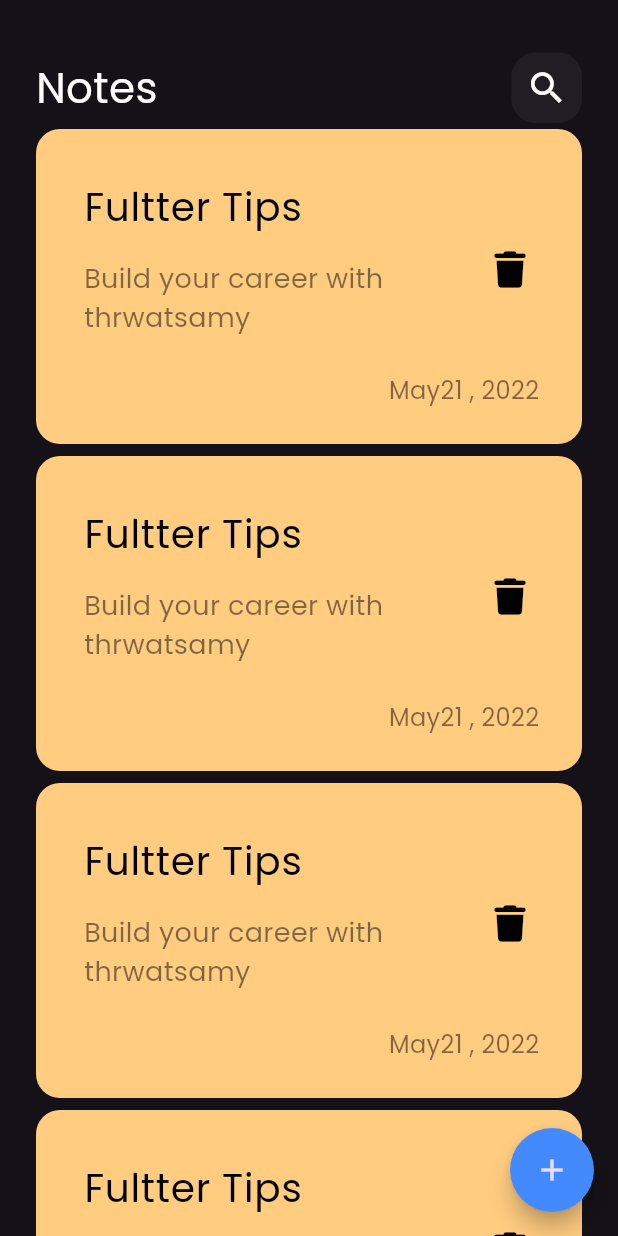
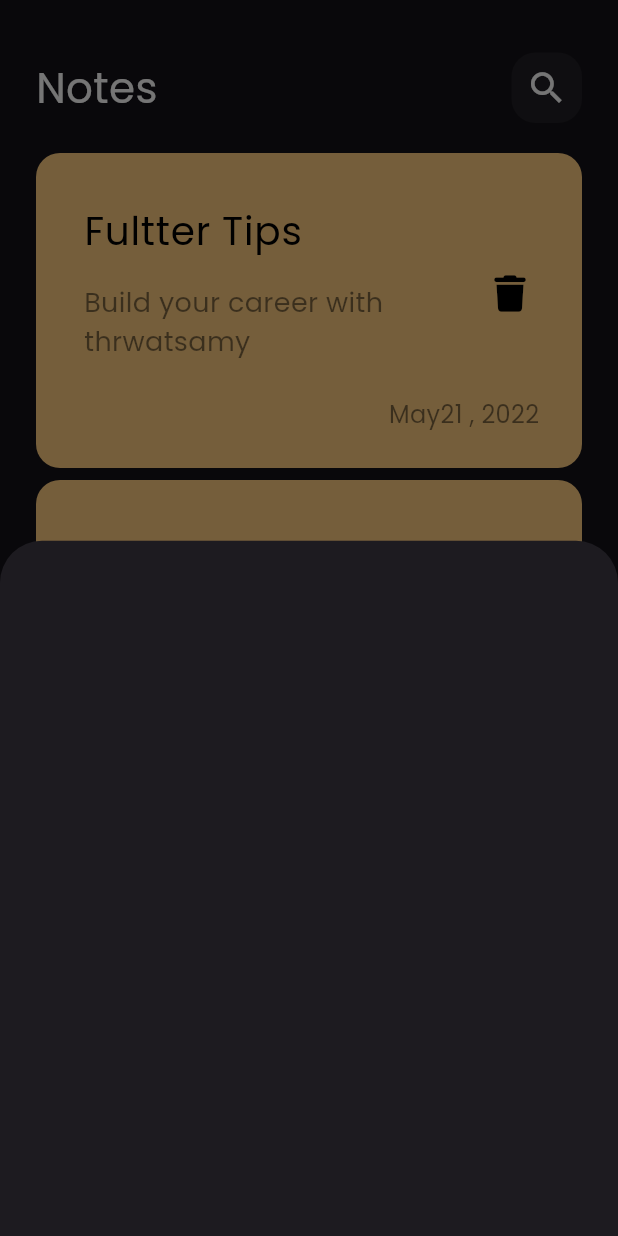
Before and after one commit to Mazen123-123/notes_app, a Flutter app: the screen it shows after launch, after a tap on the "add" icon, on a phone screen of 412 x 824 dp. Run offline on Flutter 3.47's test engine with Material 3 defaults, Android fonts, the phone set to English and light mode, and no system bars; our stand-ins replace font_awesome_flutter.

Commit message:
create show model button sheet

```diff
--- a/lib/views/notes_view.dart
+++ b/lib/views/notes_view.dart
@@ -1,5 +1,6 @@
 import 'package:flutter/material.dart';
 
+import 'widgets/add_note_button_sheet.dart';
 import 'widgets/notes_view_body.dart';
 
 class NotesView extends StatelessWidget {
@@ -11,7 +12,13 @@ class NotesView extends StatelessWidget {
       floatingActionButton: FloatingActionButton(
         shape: const CircleBorder(),
         backgroundColor: Colors.blueAccent[200],
-        onPressed: () {},
+        onPressed: () {
+          showModalBottomSheet(
+              context: context,
+              builder: (context) {
+                return const AddNoteButtonSheet();
+              });
+        },
         child: const Icon(
           Icons.add,
         ),
--- /dev/null
+++ b/lib/views/widgets/add_note_button_sheet.dart
@@ -0,0 +1,11 @@
+
+import 'package:flutter/material.dart';
+
+class AddNoteButtonSheet extends StatelessWidget {
+  const AddNoteButtonSheet({super.key});
+
+  @override
+  Widget build(BuildContext context) {
+    return Container();
+  }
+}
--- a/lib/views/widgets/note_list_view.dart
+++ b/lib/views/widgets/note_list_view.dart
@@ -5,12 +5,13 @@ import 'custom_note_item.dart';
 class NotesListView extends StatelessWidget {
   const NotesListView({super.key});
 
-  final data = const [
-    Colors
-  ];
+  final data = const [Colors];
   @override
   Widget build(BuildContext context) {
-    return ListView.builder(
+    return Padding(
+      padding: const EdgeInsets.symmetric(vertical: 16),
+      child: ListView.builder(
+        padding: EdgeInsets.zero,
         itemBuilder: (context, index) {
           return const Padding(
             padding: EdgeInsets.symmetric(
@@ -19,6 +20,7 @@ class NotesListView extends StatelessWidget {
             child: NoteItem(),
           );
         },
+      ),
     );
   }
 }
```
Lines whose indentation alone changed are shown as unchanged.
